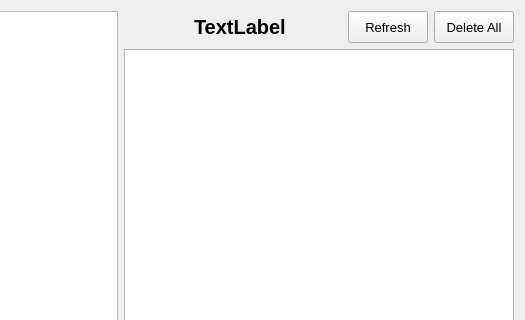
The window that gotify_tray/gui/designs/widget_main.ui (seird/gotify-tray) describes before a commit, drawn with Qt 5; both pictures show x 284 to 809 and y 0 to 320 of the 809 by 572 pixel window.
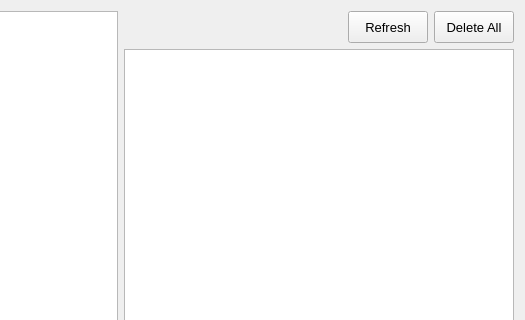
The same window after the commit.

The edit to the form file:
```diff
--- a/gotify_tray/gui/designs/widget_main.ui
+++ b/gotify_tray/gui/designs/widget_main.ui
@@ -83,7 +83,7 @@
         </font>
        </property>
        <property name="text">
-        <string>TextLabel</string>
+        <string/>
        </property>
       </widget>
      </item>
```
Left out of the diff: 6 changed lines with no effect on the pictures.
